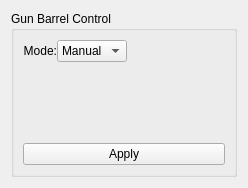
MiftahSalam/FA-FCS-2020-HMI, file src/view/panel/gun/frame_gun_control_barrel.ui: the form before one commit.
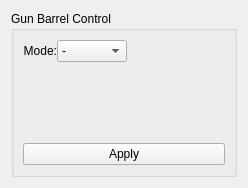
The form after the commit. Custom widgets are drawn as their Qt base class.

Commit message: enhance - handle combobox mode enable/disable

What changed in the file:
```diff
--- a/src/view/panel/gun/frame_gun_control_barrel.ui
+++ b/src/view/panel/gun/frame_gun_control_barrel.ui
@@ -54,6 +54,11 @@
           </item>
           <item>
            <widget class="QComboBox" name="comboBoxGunBarControlMode">
+            <item>
+             <property name="text">
+              <string>-</string>
+             </property>
+            </item>
             <item>
              <property name="text">
               <string>Manual</string>
```
The commit also changes 2 other files.
